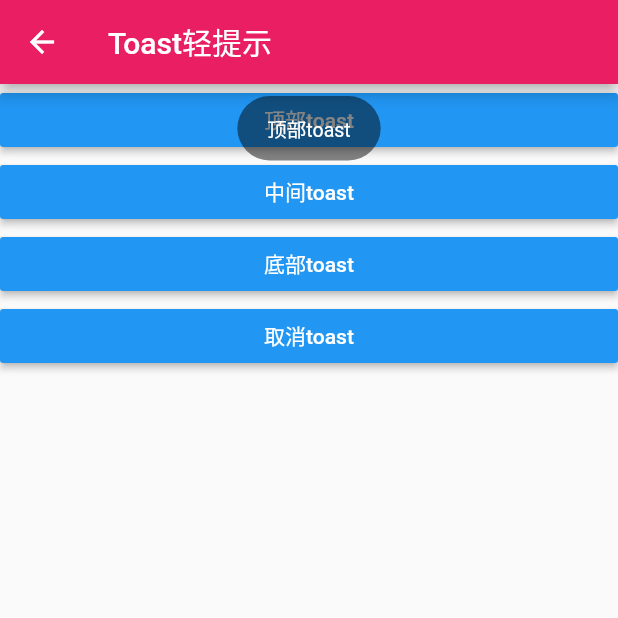
After one commit to zhengzhuang96/flutter_app, a Flutter app: the ToastMessage screen opened directly, after a tap on "顶部toast", on a phone screen of 412 x 824 dp, the top half of it. The commit adds this screen. Run offline on Flutter 3.47's test engine with Material 2 defaults, Android fonts, the phone set to English and light mode, and no system bars; our stand-ins replace cached_network_image, fluro, flutter_screenutil, flutter_swiper, fluttertoast; missing offline and left inert: amap_base, fluwx, tobias; network calls fail; statements that could not run were skipped.

Commit message:
新增网络图片缓存及其toast和屏幕适配

```diff
--- a/lib/pages/index_page.dart
+++ b/lib/pages/index_page.dart
@@ -2,6 +2,7 @@ import 'package:flutter/material.dart';
 import 'package:flutter/cupertino.dart';
 import './home_page/home_page.dart';
 import './user_page/user_page.dart';
+import 'package:flutter_screenutil/flutter_screenutil.dart';
 
 class IndexPage extends StatefulWidget {
   @override
@@ -36,6 +37,7 @@ class _IndexPageState extends State<IndexPage> {
 
   @override
   Widget build(BuildContext context) {
+    ScreenUtil.instance = ScreenUtil(width: 750, height: 1334)..init(context);
     return Scaffold(
       backgroundColor: Color.fromRGBO(244, 245, 245, 1.0),
       bottomNavigationBar: BottomNavigationBar(
--- /dev/null
+++ b/lib/pages/toast/toast.dart
@@ -0,0 +1,54 @@
+import 'package:flutter/material.dart';
+import 'package:flutter_app/utils/utils_export.dart';
+
+/* *
+ * toast轻提示
+ */
+class ToastMessage extends StatelessWidget {
+  @override
+  Widget build(BuildContext context) {
+    return Scaffold(
+      appBar: AppBar(
+        title: Text('Toast轻提示'),
+      ),
+      body: Container(
+        child: ListView(
+          children: <Widget>[
+            MaterialButton(
+              color: Colors.blue,
+              textColor: Colors.white,
+              child: Text('顶部toast'),
+              onPressed: () {
+                toastTop('顶部toast');
+              },
+            ),
+            MaterialButton(
+              color: Colors.blue,
+              textColor: Colors.white,
+              child: Text('中间toast'),
+              onPressed: () {
+                toastCenter('中间toast');
+              },
+            ),
+            MaterialButton(
+              color: Colors.blue,
+              textColor: Colors.white,
+              child: Text('底部toast'),
+              onPressed: () {
+                toastBottom('底部toast');
+              },
+            ),
+            MaterialButton(
+              color: Colors.blue,
+              textColor: Colors.white,
+              child: Text('取消toast'),
+              onPressed: () {
+                toastCancel('取消toast');
+              },
+            ),
+          ],
+        ),
+      ),
+    );
+  }
+}
--- a/lib/routers/router_handler.dart
+++ b/lib/routers/router_handler.dart
@@ -9,6 +9,11 @@ import 'package:flutter_app/pages/widget/widget_gridview.dart';
 import 'package:flutter_app/pages/route_passing_value/route_passing_value.dart';
 import 'package:flutter_app/pages/gaode_map/gaode_map.dart';
 import 'package:flutter_app/pages/wechat_fluwx/wechat_fluwx.dart';
+import 'package:flutter_app/pages/alipay_tobias/alipay_tobias.dart';
+import 'package:flutter_app/pages/toast/toast.dart';
+import 'package:flutter_app/pages/extended_components/flutter_swiper.dart';
+import 'package:flutter_app/pages/cached_network_image/cached_network_image.dart';
+import 'package:flutter_app/pages/charts_flutter/charts_flutter.dart';
 
 /* *
  * handler就是每个路由的规则，编写handler就是配置路由规则，
@@ -78,3 +83,38 @@ Handler wechatFluwxHanderl = Handler(
     return WechatFluwx();
   },
 );
+
+// wechat_fluwx页面
+Handler aliPayTobiasHanderl = Handler(
+  handlerFunc: (BuildContext context, Map<String, List<String>> params) {
+    return AliPayTobias();
+  },
+);
+
+// toast页面
+Handler toastMessageHanderl = Handler(
+  handlerFunc: (BuildContext context, Map<String, List<String>> params) {
+    return ToastMessage();
+  },
+);
+
+// FlutterSwiper页面
+Handler flutterSwiperHanderl = Handler(
+  handlerFunc: (BuildContext context, Map<String, List<String>> params) {
+    return FlutterSwiper();
+  },
+);
+
+// cachedNetworkImage页面
+Handler cachedNetworkImageHanderl = Handler(
+  handlerFunc: (BuildContext context, Map<String, List<String>> params) {
+    return CachedNetworkImageWidget();
+  },
+);
+
+// ChartsFlutter页面
+Handler chartsFlutterHanderl = Handler(
+  handlerFunc: (BuildContext context, Map<String, List<String>> params) {
+    return ChartsFlutter();
+  },
+);
--- a/lib/routers/routes.dart
+++ b/lib/routers/routes.dart
@@ -12,6 +12,11 @@ class Routes {
   static String gridViewWidget = '/gridViewWidget';
   static String gaodeMap = '/gaodeMap';
   static String wechatFluwx = '/wechatFluwx';
+  static String aliPayTobias = '/aliPayTobias';
+  static String toastMessage = '/toastMessage';
+  static String flutterSwiper = '/flutterSwiper';
+  static String cachedNetworkImage = '/cachedNetworkImage';
+  static String chartsFlutter = '/chartsFlutter';
   static void configureRoutes(Router router) {
     router.notFoundHandler = new Handler(
       handlerFunc: (BuildContext context, Map<String, List<String>> params) {
@@ -31,5 +36,10 @@ class Routes {
     router.define(gridViewWidget, handler: gridViewWidgetHanderl);
     router.define(gaodeMap, handler: gaodeMapHanderl);
     router.define(wechatFluwx, handler: wechatFluwxHanderl);
+    router.define(aliPayTobias, handler: aliPayTobiasHanderl);
+    router.define(toastMessage, handler: toastMessageHanderl);
+    router.define(flutterSwiper, handler: flutterSwiperHanderl);
+    router.define(cachedNetworkImage, handler: cachedNetworkImageHanderl);
+    router.define(chartsFlutter, handler: chartsFlutterHanderl);
   }
 }
--- /dev/null
+++ b/lib/utils/alipay.dart
@@ -0,0 +1 @@
+import 'package:tobias/tobias.dart' as tobias;
--- /dev/null
+++ b/lib/utils/toast.dart
@@ -0,0 +1,48 @@
+import 'package:flutter/material.dart';
+import 'package:fluttertoast/fluttertoast.dart';
+
+/* *
+ * toast
+ */
+
+// 顶部Toast
+Future<bool> toastTop(String text) {
+  return Fluttertoast.showToast(
+      msg: text,
+      toastLength: Toast.LENGTH_SHORT,
+      gravity: ToastGravity.TOP,
+      timeInSecForIos: 1,
+      backgroundColor: Color.fromARGB(123, 0, 0, 0),
+      textColor: Colors.white,
+      fontSize: 13.0);
+}
+
+// 中间Toast
+Future<bool> toastCenter(String text) {
+  return Fluttertoast.showToast(
+      msg: text,
+      toastLength: Toast.LENGTH_SHORT,
+      gravity: ToastGravity.CENTER,
+      timeInSecForIos: 1,
+      backgroundColor: Color.fromARGB(123, 0, 0, 0),
+      textColor: Colors.white,
+      fontSize: 13.0);
+}
+
+// 底部Toast
+Future<bool> toastBottom(String text) {
+  return Fluttertoast.showToast(
+      msg: text,
+      toastLength: Toast.LENGTH_SHORT,
+      gravity: ToastGravity.BOTTOM,
+      timeInSecForIos: 1,
+      backgroundColor: Color.fromARGB(123, 0, 0, 0),
+      textColor: Colors.white,
+      fontSize: 13.0);
+}
+
+// 取消Toast
+Future<bool> toastCancel(String text) {
+  return Fluttertoast.cancel();
+
+}
--- a/lib/utils/utils_export.dart
+++ b/lib/utils/utils_export.dart
@@ -1 +1,2 @@
 export 'view.dart';
+export 'toast.dart';
--- a/pubspec.yaml
+++ b/pubspec.yaml
@@ -23,9 +23,15 @@ dependencies:
   # The following adds the Cupertino Icons font to your application.
   # Use with the CupertinoIcons class for iOS style icons.
   cupertino_icons: ^0.1.2
+  flutter_screenutil: ^0.5.3
   fluro: ^1.5.1
   amap_base: ^0.3.5
   fluwx: ^1.0.4
+  tobias: ^1.0.0+1
+  fluttertoast: ^3.1.0
+  flutter_swiper: ^1.1.6
+  cached_network_image: ^1.1.1
+  charts_flutter: ^0.6.0
 
 dev_dependencies:
   flutter_test:
```
Also changed, not shown: lib/pages/alipay_tobias/alipay_tobias.dart (added, +34 -0 lines), lib/pages/cached_network_image/cached_network_image.dart (added, +47 -0 lines), lib/pages/charts_flutter/charts_flutter.dart (added, +24 -0 lines), lib/pages/extended_components/flutter_swiper.dart (added, +104 -0 lines), lib/pages/home_page/home_page.dart (+20 -0 lines), lib/pages/wechat_fluwx/wechat_fluwx.dart (+12 -0 lines), lib/utils/wechat.dart (+7 -0 lines), pubspec.lock, 1 other file.
